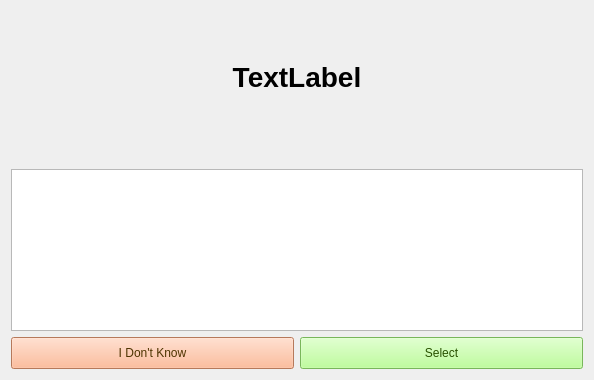
Old version of the form Ui/pract2.ui in the repository robinpalat/idiomindQt.
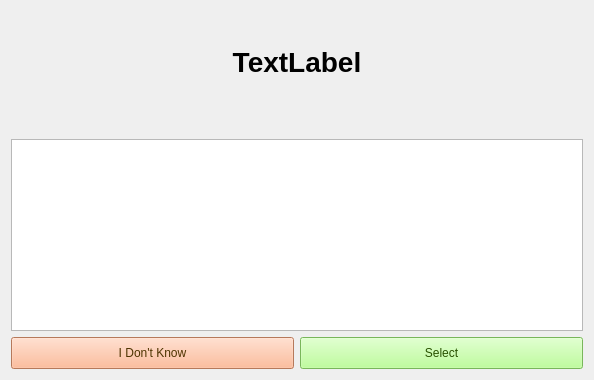
New version of the form. Icons and pictures are not drawn. Custom widgets are drawn as their Qt base class.

```diff
--- a/Ui/pract2.ui
+++ b/Ui/pract2.ui
@@ -65,6 +65,33 @@
       </widget>
      </item>
      <item>
+      <widget class="QWidget" name="widget_2" native="true">
+       <property name="sizePolicy">
+        <sizepolicy hsizetype="Expanding" vsizetype="Expanding">
+         <horstretch>0</horstretch>
+         <verstretch>0</verstretch>
+        </sizepolicy>
+       </property>
+       <property name="minimumSize">
+        <size>
+         <width>0</width>
+         <height>0</height>
+        </size>
+       </property>
+       <layout class="QVBoxLayout" name="verticalLayout_3">
+        <property name="leftMargin">
+         <number>0</number>
+        </property>
+        <property name="topMargin">
+         <number>0</number>
+        </property>
+        <property name="rightMargin">
+         <number>0</number>
+        </property>
+        <property name="bottomMargin">
+         <number>0</number>
+        </property>
+        <item>
       <widget class="QTableWidget" name="tableWidget">
        <property name="maximumSize">
         <size>
@@ -80,6 +107,9 @@
        <property name="focusPolicy">
         <enum>Qt::NoFocus</enum>
        </property>
+          <property name="frameShape">
+           <enum>QFrame::StyledPanel</enum>
+          </property>
        <property name="verticalScrollBarPolicy">
         <enum>Qt::ScrollBarAlwaysOff</enum>
        </property>
@@ -87,7 +117,7 @@
         <enum>Qt::ScrollBarAlwaysOff</enum>
        </property>
        <property name="sizeAdjustPolicy">
-        <enum>QAbstractScrollArea::AdjustToContents</enum>
+           <enum>QAbstractScrollArea::AdjustIgnored</enum>
        </property>
        <property name="editTriggers">
         <set>QAbstractItemView::NoEditTriggers</set>
@@ -101,6 +131,15 @@
        <property name="selectionMode">
         <enum>QAbstractItemView::SingleSelection</enum>
        </property>
+          <property name="showGrid">
+           <bool>false</bool>
+          </property>
+          <property name="rowCount">
+           <number>8</number>
+          </property>
+          <property name="columnCount">
+           <number>2</number>
+          </property>
        <attribute name="horizontalHeaderVisible">
         <bool>false</bool>
        </attribute>
@@ -113,6 +152,19 @@
        <attribute name="verticalHeaderHighlightSections">
         <bool>false</bool>
        </attribute>
+          <row/>
+          <row/>
+          <row/>
+          <row/>
+          <row/>
+          <row/>
+          <row/>
+          <row/>
+          <column/>
+          <column/>
+         </widget>
+        </item>
+       </layout>
       </widget>
      </item>
     </layout>
```
Lines whose indentation alone changed are shown as unchanged.
